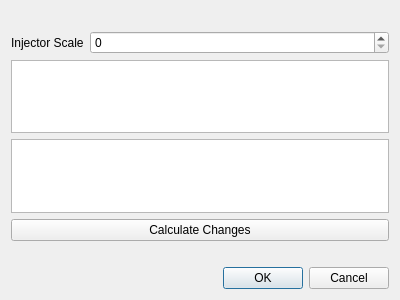
Above: injectordialog.ui from presstab/LogTuner before the change. Below: the same form after it.
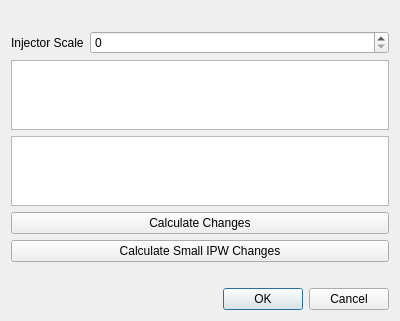
That is the form after the change.

Commit message: Add results of Small IPW scaling to table.

```diff
--- a/injectordialog.ui
+++ b/injectordialog.ui
@@ -7,7 +7,7 @@
     <x>0</x>
     <y>0</y>
     <width>400</width>
-    <height>300</height>
+    <height>315</height>
    </rect>
   </property>
   <property name="windowTitle">
@@ -62,6 +62,13 @@
        </property>
       </widget>
      </item>
+     <item>
+      <widget class="QPushButton" name="buttonSmallIpw">
+       <property name="text">
+        <string>Calculate Small IPW Changes</string>
+       </property>
+      </widget>
+     </item>
     </layout>
    </item>
    <item>
```
The commit also changes 4 other files.
